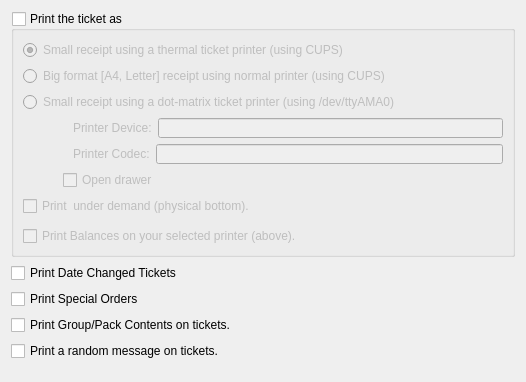
Before: the Qt Designer form src/ui/pref_printers.ui in hiramvillarreal/iotpos, drawn with Qt 5.
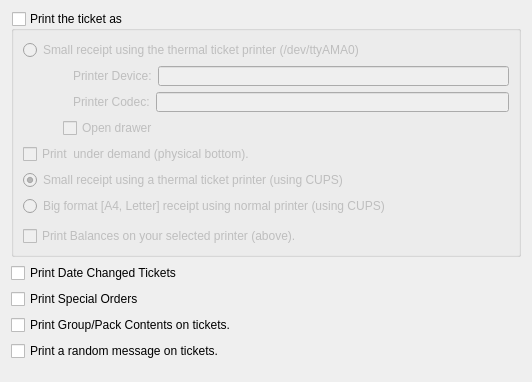
After: the same form once the commit is applied.

The edit to the form file:
```diff
--- a/src/ui/pref_printers.ui
+++ b/src/ui/pref_printers.ui
@@ -6,7 +6,7 @@
    <rect>
     <x>0</x>
     <y>0</y>
-    <width>526</width>
+    <width>532</width>
     <height>382</height>
    </rect>
   </property>
@@ -38,23 +38,6 @@
       <bool>false</bool>
      </property>
      <layout class="QVBoxLayout" name="verticalLayout">
-      <item>
-       <widget class="QRadioButton" name="kcfg_smallTicketCUPS">
-        <property name="text">
-         <string>Small receipt using a thermal ticket printer (using CUPS)</string>
-        </property>
-        <property name="checked">
-         <bool>true</bool>
-        </property>
-       </widget>
-      </item>
-      <item>
-       <widget class="QRadioButton" name="kcfg_bigReceipt">
-        <property name="text">
-         <string>Big format [A4, Letter] receipt using normal printer (using CUPS)</string>
-        </property>
-       </widget>
-      </item>
       <item>
        <widget class="QRadioButton" name="kcfg_smallTicketDotMatrix">
         <property name="sizePolicy">
@@ -64,7 +47,7 @@
          </sizepolicy>
         </property>
         <property name="text">
-         <string>Small receipt using a dot-matrix ticket printer (using /dev/ttyAMA0)</string>
+         <string>Small receipt using the thermal ticket printer (/dev/ttyAMA0)</string>
         </property>
         <property name="checked">
          <bool>false</bool>
@@ -139,6 +122,23 @@
         </property>
        </widget>
       </item>
+      <item>
+       <widget class="QRadioButton" name="kcfg_smallTicketCUPS">
+        <property name="text">
+         <string>Small receipt using a thermal ticket printer (using CUPS)</string>
+        </property>
+        <property name="checked">
+         <bool>true</bool>
+        </property>
+       </widget>
+      </item>
+      <item>
+       <widget class="QRadioButton" name="kcfg_bigReceipt">
+        <property name="text">
+         <string>Big format [A4, Letter] receipt using normal printer (using CUPS)</string>
+        </property>
+       </widget>
+      </item>
       <item>
        <spacer name="verticalSpacer">
         <property name="orientation">
```
